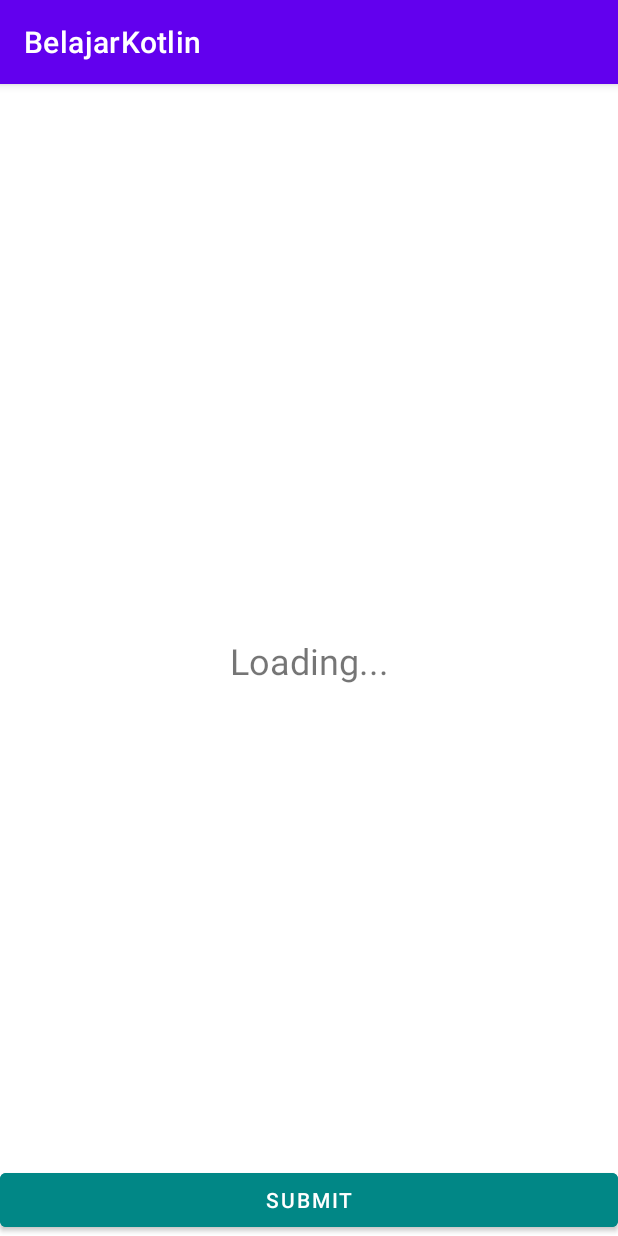
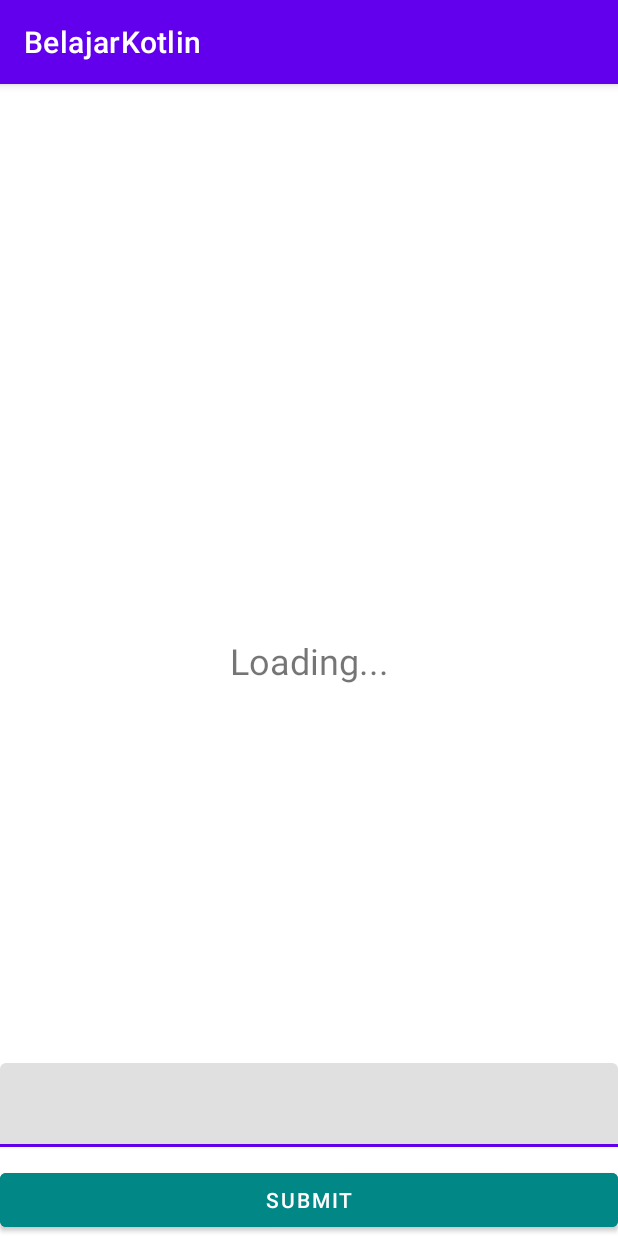
Before and after one commit to kevnrnldi/BelajarKotlinAplikasi, an Android app: the screen it shows after launch (MainActivity), on a phone screen of 412 x 824 dp. Run offline under Robolectric (Android 15) with nearby library versions, the phone set to English and light mode, and no system bars.

Commit message:
second commit buat interface dan tampilkan logic penambahan

```diff
--- a/app/src/main/res/layout/activity_main.xml
+++ b/app/src/main/res/layout/activity_main.xml
@@ -28,4 +28,15 @@
         android:layout_height="wrap_content"
         app:layout_constraintBottom_toBottomOf="parent"
         />
+<com.google.android.material.textfield.TextInputLayout
+    android:layout_width="match_parent"
+    android:layout_height="wrap_content"
+    app:layout_constraintBottom_toTopOf="@+id/tombol"
+    android:layout_marginBottom="5pt">
+    <EditText
+        android:layout_width="match_parent"
+        android:layout_height="wrap_content"
+        />
+</com.google.android.material.textfield.TextInputLayout>
+
 </androidx.constraintlayout.widget.ConstraintLayout>
```
